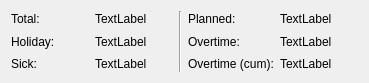
Qt form src/views/planview.ui (pasbi/TiRe) before a commit.
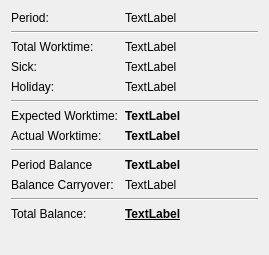
The same form after that commit.

Commit message: fix plan and planview

Patch:
```diff
--- a/src/views/planview.ui
+++ b/src/views/planview.ui
@@ -6,108 +6,213 @@
    <rect>
     <x>0</x>
     <y>0</y>
-    <width>369</width>
-    <height>83</height>
+    <width>269</width>
+    <height>255</height>
    </rect>
   </property>
   <property name="windowTitle">
    <string>PeriodSummary</string>
   </property>
-  <layout class="QVBoxLayout" name="verticalLayout">
-   <item>
-    <layout class="QGridLayout" name="gridLayout">
+  <layout class="QFormLayout" name="formLayout">
      <item row="0" column="0">
-      <widget class="QLabel" name="label_2">
+    <widget class="QLabel" name="label">
        <property name="text">
-        <string>Total:</string>
+      <string>Period:</string>
        </property>
       </widget>
      </item>
      <item row="0" column="1">
-      <widget class="QLabel" name="lb_total">
+    <widget class="QLabel" name="lb_period">
+     <property name="toolTip">
+      <string>All numbers in this windows (except total balance and balance carrryover) concern this period.</string>
+     </property>
        <property name="text">
         <string>TextLabel</string>
        </property>
       </widget>
      </item>
-     <item row="0" column="2" rowspan="3">
+   <item row="1" column="0" colspan="2">
       <widget class="Line" name="line">
        <property name="orientation">
-        <enum>Qt::Orientation::Vertical</enum>
+      <enum>Qt::Orientation::Horizontal</enum>
        </property>
       </widget>
      </item>
-     <item row="0" column="3">
-      <widget class="QLabel" name="label_5">
+   <item row="2" column="0">
+    <widget class="QLabel" name="label_2">
        <property name="text">
-        <string>Planned:</string>
+      <string>Total Worktime:</string>
        </property>
       </widget>
      </item>
-     <item row="0" column="4">
-      <widget class="QLabel" name="lb_planned">
+   <item row="2" column="1">
+    <widget class="QLabel" name="lb_total_worktime">
+     <property name="toolTip">
+      <string>The total worktime in this period, ignoring sickness and holidays.</string>
+     </property>
        <property name="text">
         <string>TextLabel</string>
        </property>
       </widget>
      </item>
-     <item row="1" column="0">
+   <item row="3" column="0">
       <widget class="QLabel" name="label_3">
        <property name="text">
+      <string>Sick:</string>
+     </property>
+    </widget>
+   </item>
+   <item row="3" column="1">
+    <widget class="QLabel" name="lb_sick">
+     <property name="toolTip">
+      <string>The time spend being sick.</string>
+     </property>
+     <property name="text">
+      <string>TextLabel</string>
+     </property>
+    </widget>
+   </item>
+   <item row="4" column="0">
+    <widget class="QLabel" name="label_4">
+     <property name="text">
         <string>Holiday:</string>
        </property>
       </widget>
      </item>
-     <item row="1" column="1">
+   <item row="4" column="1">
       <widget class="QLabel" name="lb_holiday">
        <property name="text">
         <string>TextLabel</string>
        </property>
       </widget>
      </item>
-     <item row="1" column="3">
+   <item row="5" column="0" colspan="2">
+    <widget class="Line" name="line_2">
+     <property name="orientation">
+      <enum>Qt::Orientation::Horizontal</enum>
+     </property>
+    </widget>
+   </item>
+   <item row="6" column="0">
+    <widget class="QLabel" name="label_5">
+     <property name="text">
+      <string>Expected Worktime:</string>
+     </property>
+    </widget>
+   </item>
+   <item row="6" column="1">
+    <widget class="QLabel" name="lb_expected_worktime">
+     <property name="font">
+      <font>
+       <bold>true</bold>
+      </font>
+     </property>
+     <property name="toolTip">
+      <string>The expected worktime (total worktime minus sick and holiday).</string>
+     </property>
+     <property name="text">
+      <string>TextLabel</string>
+     </property>
+    </widget>
+   </item>
+   <item row="7" column="0">
       <widget class="QLabel" name="label_6">
        <property name="text">
-        <string>Overtime:</string>
+      <string>Actual Worktime:</string>
        </property>
       </widget>
      </item>
-     <item row="1" column="4">
-      <widget class="QLabel" name="lb_overtime">
-       <property name="text">
-        <string>TextLabel</string>
-       </property>
-      </widget>
-     </item>
-     <item row="2" column="0">
-      <widget class="QLabel" name="label_4">
-       <property name="text">
-        <string>Sick:</string>
-       </property>
-      </widget>
-     </item>
-     <item row="2" column="1">
-      <widget class="QLabel" name="lb_sick">
+   <item row="7" column="1">
+    <widget class="QLabel" name="lb_actual_worktime">
+     <property name="font">
+      <font>
+       <bold>true</bold>
+      </font>
+     </property>
+     <property name="toolTip">
+      <string>The actual worktime according to the booked work intervals.</string>
+     </property>
        <property name="text">
         <string>TextLabel</string>
        </property>
       </widget>
      </item>
-     <item row="2" column="3">
+   <item row="9" column="0">
       <widget class="QLabel" name="label_7">
        <property name="text">
-        <string>Overtime (cum):</string>
+      <string>Period Balance</string>
        </property>
       </widget>
      </item>
-     <item row="2" column="4">
-      <widget class="QLabel" name="lb_overtime_cum">
+   <item row="9" column="1">
+    <widget class="QLabel" name="lb_period_balance">
+     <property name="font">
+      <font>
+       <bold>true</bold>
+      </font>
+     </property>
+     <property name="toolTip">
+      <string>The difference of expected worktime and actual worktime.</string>
+     </property>
        <property name="text">
         <string>TextLabel</string>
        </property>
       </widget>
      </item>
-    </layout>
+   <item row="10" column="0">
+    <widget class="QLabel" name="label_8">
+     <property name="text">
+      <string>Balance Carryover:</string>
+     </property>
+    </widget>
+   </item>
+   <item row="10" column="1">
+    <widget class="QLabel" name="lb_balance_carryover">
+     <property name="toolTip">
+      <string>The balance from before this period.</string>
+     </property>
+     <property name="text">
+      <string>TextLabel</string>
+     </property>
+    </widget>
+   </item>
+   <item row="12" column="0">
+    <widget class="QLabel" name="label_9">
+     <property name="text">
+      <string>Total Balance:</string>
+     </property>
+    </widget>
+   </item>
+   <item row="12" column="1">
+    <widget class="QLabel" name="lb_total_balance">
+     <property name="font">
+      <font>
+       <bold>true</bold>
+       <underline>true</underline>
+       <strikeout>false</strikeout>
+      </font>
+     </property>
+     <property name="toolTip">
+      <string>The balance since the beginning of records (including this period).</string>
+     </property>
+     <property name="text">
+      <string>TextLabel</string>
+     </property>
+    </widget>
+   </item>
+   <item row="8" column="0" colspan="2">
+    <widget class="Line" name="line_3">
+     <property name="orientation">
+      <enum>Qt::Orientation::Horizontal</enum>
+     </property>
+    </widget>
+   </item>
+   <item row="11" column="0" colspan="2">
+    <widget class="Line" name="line_4">
+     <property name="orientation">
+      <enum>Qt::Orientation::Horizontal</enum>
+     </property>
+    </widget>
    </item>
   </layout>
  </widget>
```
Left out of the diff: 3 changed lines with no effect on the pictures. Lines whose indentation alone changed are shown as unchanged. The commit also changes 4 other files.
